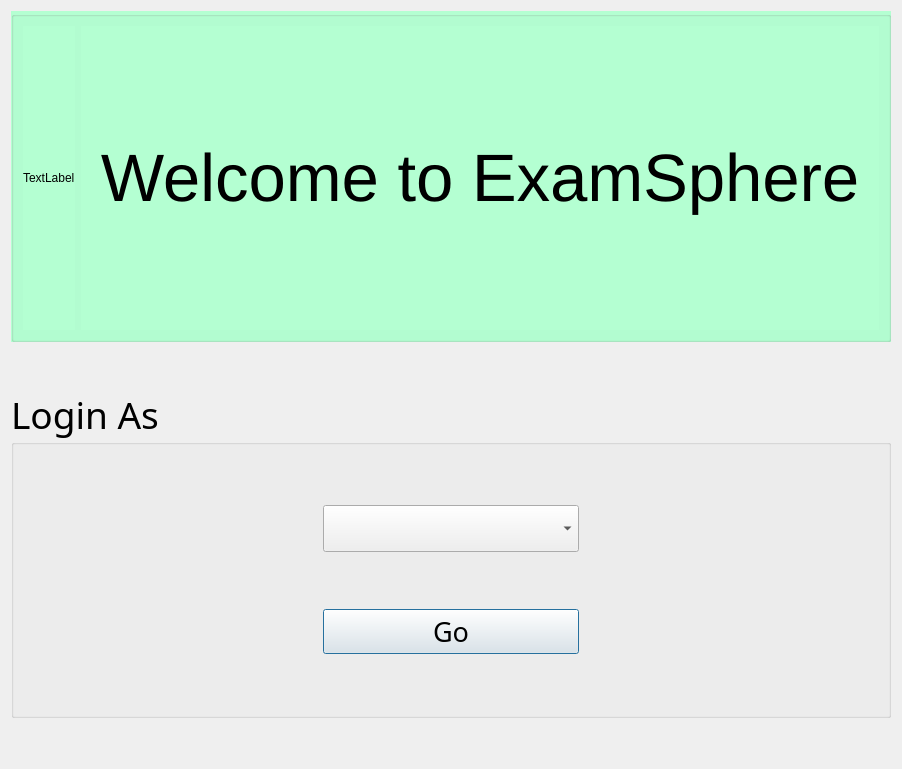
The window that ExamSphereV1/welcome.ui (BiratBC/ExamSphereV1) describes before a commit, drawn with Qt 5.
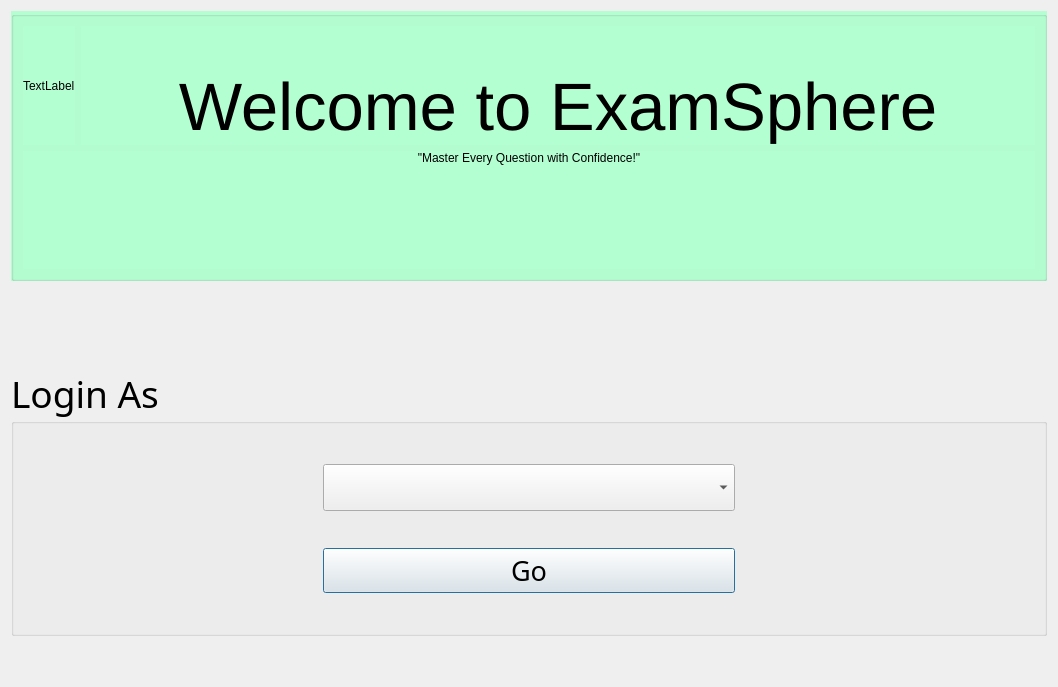
The same window after the commit.

```diff
--- a/ExamSphereV1/welcome.ui
+++ b/ExamSphereV1/welcome.ui
@@ -9,8 +9,8 @@
    <rect>
     <x>0</x>
     <y>0</y>
-    <width>902</width>
-    <height>769</height>
+    <width>1058</width>
+    <height>687</height>
    </rect>
   </property>
   <property name="font">
@@ -40,7 +40,9 @@
        <property name="title">
         <string/>
        </property>
-       <layout class="QHBoxLayout" name="horizontalLayout_2">
+       <layout class="QVBoxLayout" name="verticalLayout_5">
+        <item>
+         <layout class="QVBoxLayout" name="verticalLayout_4">
         <item>
          <layout class="QHBoxLayout" name="horizontalLayout">
           <item>
@@ -74,15 +76,43 @@
              <string>Welcome to ExamSphere</string>
             </property>
             <property name="alignment">
-             <set>Qt::AlignCenter</set>
+               <set>Qt::AlignBottom|Qt::AlignHCenter</set>
             </property>
            </widget>
           </item>
          </layout>
         </item>
-       </layout>
+          <item>
+           <widget class="QLabel" name="label_2">
+            <property name="text">
+             <string>&quot;Master Every Question with Confidence!&quot;</string>
+            </property>
+            <property name="alignment">
+             <set>Qt::AlignHCenter|Qt::AlignTop</set>
+            </property>
+           </widget>
+          </item>
+         </layout>
+        </item>
+       </layout>
       </widget>
      </item>
+     <item>
+      <spacer name="verticalSpacer_3">
+       <property name="orientation">
+        <enum>Qt::Vertical</enum>
+       </property>
+       <property name="sizeType">
+        <enum>QSizePolicy::Preferred</enum>
+       </property>
+       <property name="sizeHint" stdset="0">
+        <size>
+         <width>20</width>
+         <height>40</height>
+        </size>
+       </property>
+      </spacer>
+     </item>
      <item>
       <spacer name="verticalSpacer">
        <property name="orientation">
```
Lines whose indentation alone changed are shown as unchanged.
